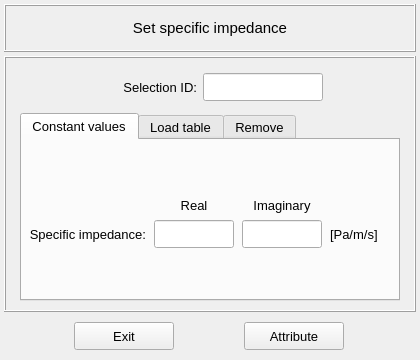
Before: the Qt Designer form vibra/interface/data/ui_files/model/setup/acoustic/specific_impedance_input.ui in MOPT-UFSC/VIBRA, drawn with Qt 5.
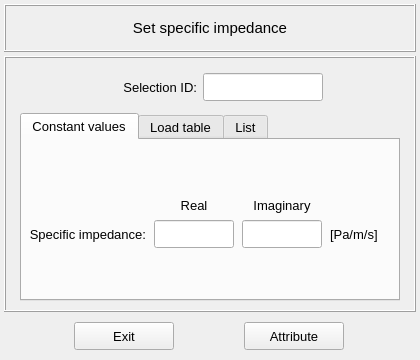
After: the same form once the commit is applied. Icons and pictures are not drawn.

Commit message: Rename Remove by List tabs

Patch:
```diff
--- a/vibra/interface/data/ui_files/model/setup/acoustic/specific_impedance_input.ui
+++ b/vibra/interface/data/ui_files/model/setup/acoustic/specific_impedance_input.ui
@@ -733,7 +733,7 @@
         </widget>
         <widget class="QWidget" name="tab_remove">
          <attribute name="title">
-          <string>Remove</string>
+          <string>List</string>
          </attribute>
          <layout class="QGridLayout" name="gridLayout_9">
           <property name="leftMargin">
```
Left out of the diff: 2 changed lines with no effect on the pictures. The commit also changes 17 other files.
